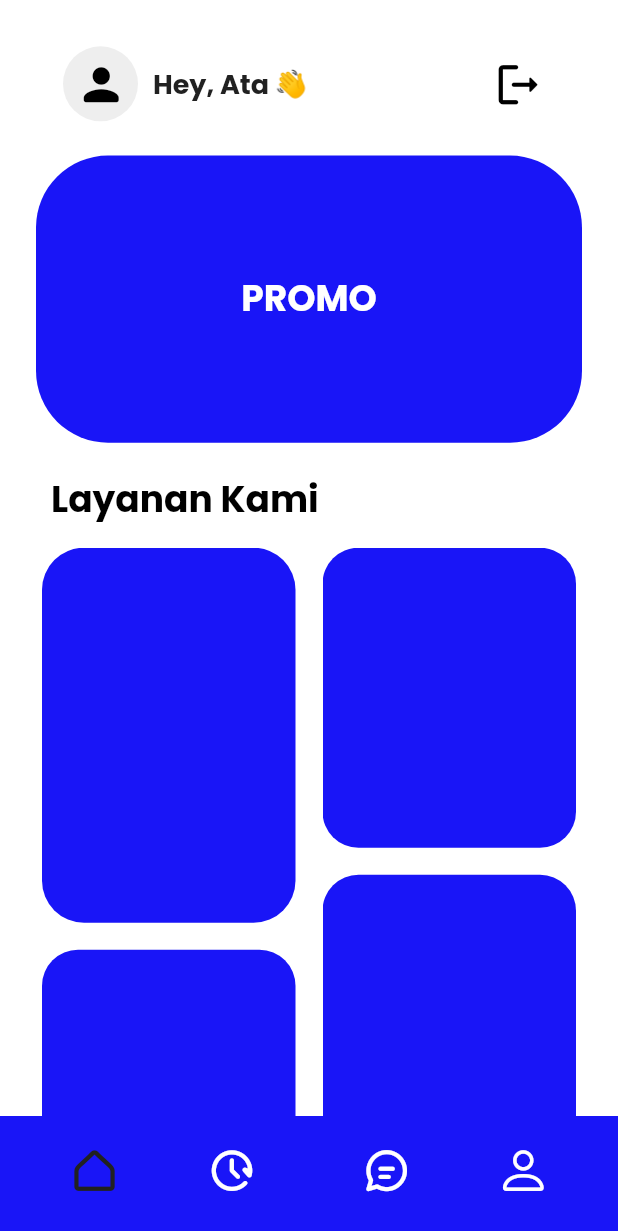
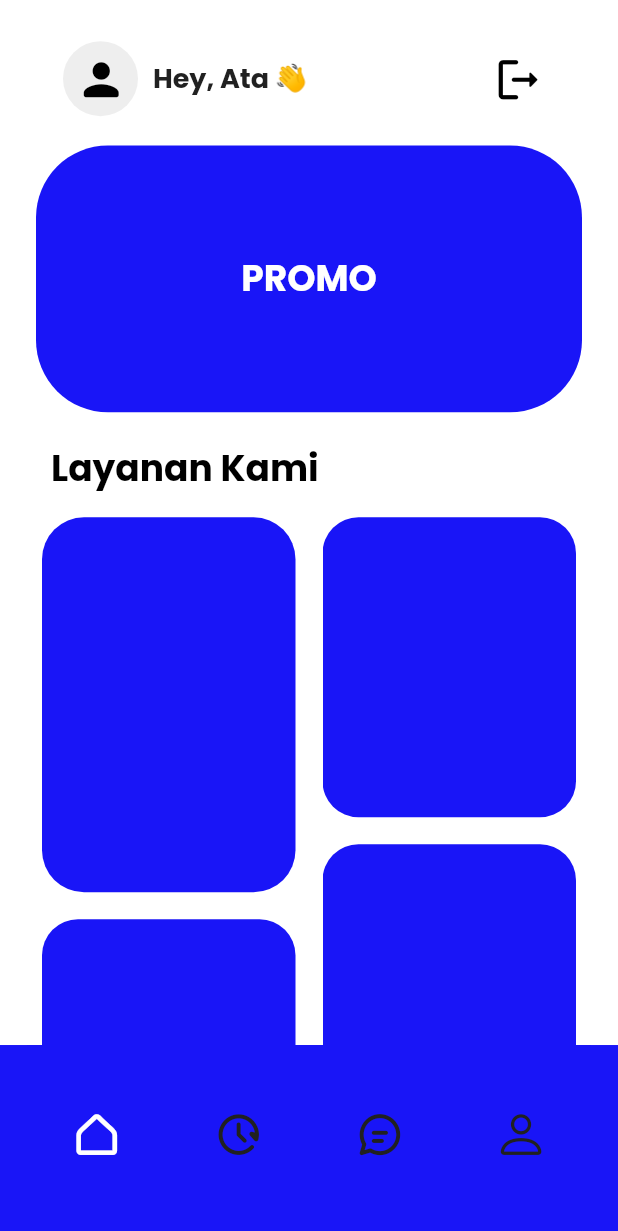
Before and after one commit to lugata/mosiga_user, a Flutter app: the MainScreen screen opened directly, on a phone screen of 412 x 824 dp. Shown: the top 1231 px of the screen. Run offline on Flutter 3.47's test engine with Material 2 defaults, Android fonts, the phone set to English and light mode, and no system bars; our stand-ins replace email_validator, firebase_auth, firebase_core, firebase_database, flutter_svg, fluttertoast; accounts and stored records are empty.

Commit message:
setup ios update navbar bottom

```diff
--- a/lib/screens/main_screen.dart
+++ b/lib/screens/main_screen.dart
@@ -319,15 +319,14 @@ class _MainScreenState extends State<MainScreen> {
           ),
         ),
         bottomNavigationBar: SizedBox(
-          height: 80,
+          height: MediaQuery.of(context).size.height / (1.618 * 4),
           child: Container(
+            color: darkTheme ? Colors.amber.shade400 : primary,
+            padding: const EdgeInsets.symmetric(horizontal: 18),
             child: BottomNavigationBar(
               items: const <BottomNavigationBarItem>[
                 BottomNavigationBarItem(
-                  icon: Padding(
-                    padding: EdgeInsets.only(left: 24),
-                    child: Icon(NavIcons.homeoutlined),
-                  ),
+                  icon: Icon(NavIcons.homeoutlined),
                   label: 'Home',
                 ),
                 BottomNavigationBarItem(
@@ -339,10 +338,7 @@ class _MainScreenState extends State<MainScreen> {
                   label: 'Chat',
                 ),
                 BottomNavigationBarItem(
-                  icon: Padding(
-                    padding: EdgeInsets.only(right: 24),
-                    child: Icon(NavIcons.orang),
-                  ),
+                  icon: Icon(NavIcons.orang),
                   label: 'Profile',
                 ),
               ],
@@ -354,9 +350,9 @@ class _MainScreenState extends State<MainScreen> {
               elevation: 0,
               currentIndex: _selectedIndex,
               selectedItemColor:
+                  darkTheme ? Colors.grey.shade900 : Colors.white,
+              unselectedItemColor:
                   darkTheme ? Colors.white : Colors.grey.shade900,
-              unselectedItemColor:
-                  darkTheme ? Colors.grey.shade900 : Colors.white,
               onTap: _onItemTapped,
             ),
           ),
```
Also changed, not shown: 20 other files.
